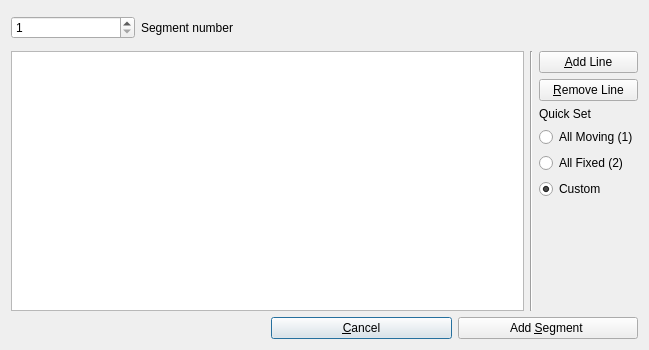
Above: src/qt-widgets/HellingerEditSegmentDialogUi.ui from GPlates/GPlates before the change. Below: the same form after it.
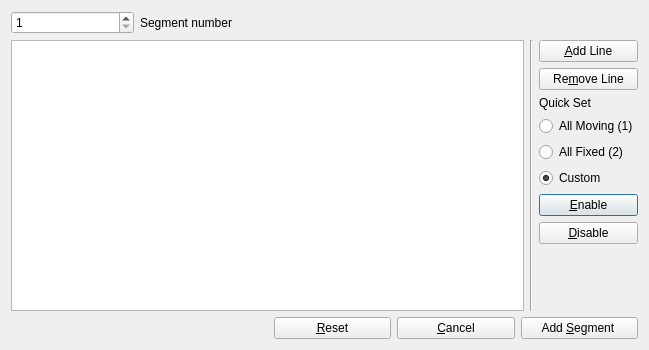
That is the form after the change.

Commit message: (hellinger) Increase lat/lon dp to 4 in EditPoint dialog; added reset/

What changed in the file:
```diff
--- a/src/qt-widgets/HellingerEditSegmentDialogUi.ui
+++ b/src/qt-widgets/HellingerEditSegmentDialogUi.ui
@@ -14,62 +14,39 @@
    <string>New Segment</string>
   </property>
   <layout class="QGridLayout" name="gridLayout">
-   <item row="1" column="2" rowspan="4">
+   <item row="0" column="0">
+    <layout class="QHBoxLayout" name="horizontalLayout">
+     <item>
+      <widget class="QSpinBox" name="spinbox_segment">
+       <property name="minimum">
+        <number>1</number>
+       </property>
+      </widget>
+     </item>
+     <item>
+      <widget class="QLabel" name="label_2">
+       <property name="text">
+        <string>Segment number </string>
+       </property>
+      </widget>
+     </item>
+    </layout>
+   </item>
+   <item row="4" column="4">
+    <widget class="QPushButton" name="button_enabled">
+     <property name="text">
+      <string>&amp;Enable</string>
+     </property>
+    </widget>
+   </item>
+   <item row="1" column="3" rowspan="6">
     <widget class="Line" name="line">
      <property name="orientation">
       <enum>Qt::Vertical</enum>
      </property>
     </widget>
    </item>
-   <item row="5" column="1" colspan="3">
-    <layout class="QHBoxLayout" name="horizontalLayout_2">
-     <item>
-      <widget class="QPushButton" name="button_close">
-       <property name="text">
-        <string>&amp;Cancel</string>
-       </property>
-      </widget>
-     </item>
-     <item>
-      <widget class="QPushButton" name="button_add_segment">
-       <property name="text">
-        <string>Add &amp;Segment </string>
-       </property>
-      </widget>
-     </item>
-    </layout>
-   </item>
-   <item row="1" column="3" rowspan="2">
-    <layout class="QVBoxLayout" name="verticalLayout">
-     <item>
-      <widget class="QPushButton" name="button_add_line">
-       <property name="maximumSize">
-        <size>
-         <width>200</width>
-         <height>16777215</height>
-        </size>
-       </property>
-       <property name="text">
-        <string>&amp;Add Line</string>
-       </property>
-      </widget>
-     </item>
-     <item>
-      <widget class="QPushButton" name="button_remove_line">
-       <property name="maximumSize">
-        <size>
-         <width>200</width>
-         <height>16777215</height>
-        </size>
-       </property>
-       <property name="text">
-        <string>&amp;Remove Line</string>
-       </property>
-      </widget>
-     </item>
-    </layout>
-   </item>
-   <item row="3" column="3">
+   <item row="3" column="4">
     <layout class="QVBoxLayout" name="verticalLayout_2">
      <item>
       <widget class="QLabel" name="label_3">
@@ -107,7 +84,7 @@
      </item>
     </layout>
    </item>
-   <item row="4" column="3">
+   <item row="6" column="4">
     <spacer name="verticalSpacer">
      <property name="orientation">
       <enum>Qt::Vertical</enum>
@@ -120,7 +97,7 @@
      </property>
     </spacer>
    </item>
-   <item row="5" column="0">
+   <item row="7" column="0">
     <spacer name="horizontalSpacer_2">
      <property name="orientation">
       <enum>Qt::Horizontal</enum>
@@ -133,7 +110,7 @@
      </property>
     </spacer>
    </item>
-   <item row="0" column="3">
+   <item row="0" column="4">
     <spacer name="verticalSpacer_2">
      <property name="orientation">
       <enum>Qt::Vertical</enum>
@@ -146,7 +123,7 @@
      </property>
     </spacer>
    </item>
-   <item row="0" column="1">
+   <item row="0" column="2">
     <spacer name="horizontalSpacer">
      <property name="orientation">
       <enum>Qt::Horizontal</enum>
@@ -159,25 +136,62 @@
      </property>
     </spacer>
    </item>
-   <item row="0" column="0">
-    <layout class="QHBoxLayout" name="horizontalLayout">
+   <item row="1" column="4" rowspan="2">
+    <layout class="QVBoxLayout" name="verticalLayout">
      <item>
-      <widget class="QSpinBox" name="spinbox_segment">
-       <property name="minimum">
-        <number>1</number>
+      <widget class="QPushButton" name="button_add_line">
+       <property name="maximumSize">
+        <size>
+         <width>200</width>
+         <height>16777215</height>
+        </size>
        </property>
+       <property name="text">
+        <string>&amp;Add Line</string>
+       </property>
       </widget>
      </item>
      <item>
-      <widget class="QLabel" name="label_2">
+      <widget class="QPushButton" name="button_remove_line">
+       <property name="maximumSize">
+        <size>
+         <width>200</width>
+         <height>16777215</height>
+        </size>
+       </property>
        <property name="text">
-        <string>Segment number </string>
+        <string>Re&amp;move Line</string>
        </property>
       </widget>
      </item>
     </layout>
    </item>
-   <item row="1" column="0" rowspan="4" colspan="2">
+   <item row="7" column="2" colspan="3">
+    <layout class="QHBoxLayout" name="horizontalLayout_2">
+     <item>
+      <widget class="QPushButton" name="button_reset">
+       <property name="text">
+        <string>&amp;Reset</string>
+       </property>
+      </widget>
+     </item>
+     <item>
+      <widget class="QPushButton" name="button_close">
+       <property name="text">
+        <string>&amp;Cancel</string>
+       </property>
+      </widget>
+     </item>
+     <item>
+      <widget class="QPushButton" name="button_add_segment">
+       <property name="text">
+        <string>Add &amp;Segment </string>
+       </property>
+      </widget>
+     </item>
+    </layout>
+   </item>
+   <item row="1" column="0" rowspan="6" colspan="3">
     <widget class="QTableView" name="table_new_segment">
      <property name="sizePolicy">
       <sizepolicy hsizetype="Expanding" vsizetype="Expanding">
@@ -199,6 +213,13 @@
      </attribute>
     </widget>
    </item>
+   <item row="5" column="4">
+    <widget class="QPushButton" name="button_disable">
+     <property name="text">
+      <string>&amp;Disable</string>
+     </property>
+    </widget>
+   </item>
   </layout>
  </widget>
  <resources/>
```
The commit also changes 2 other files.
